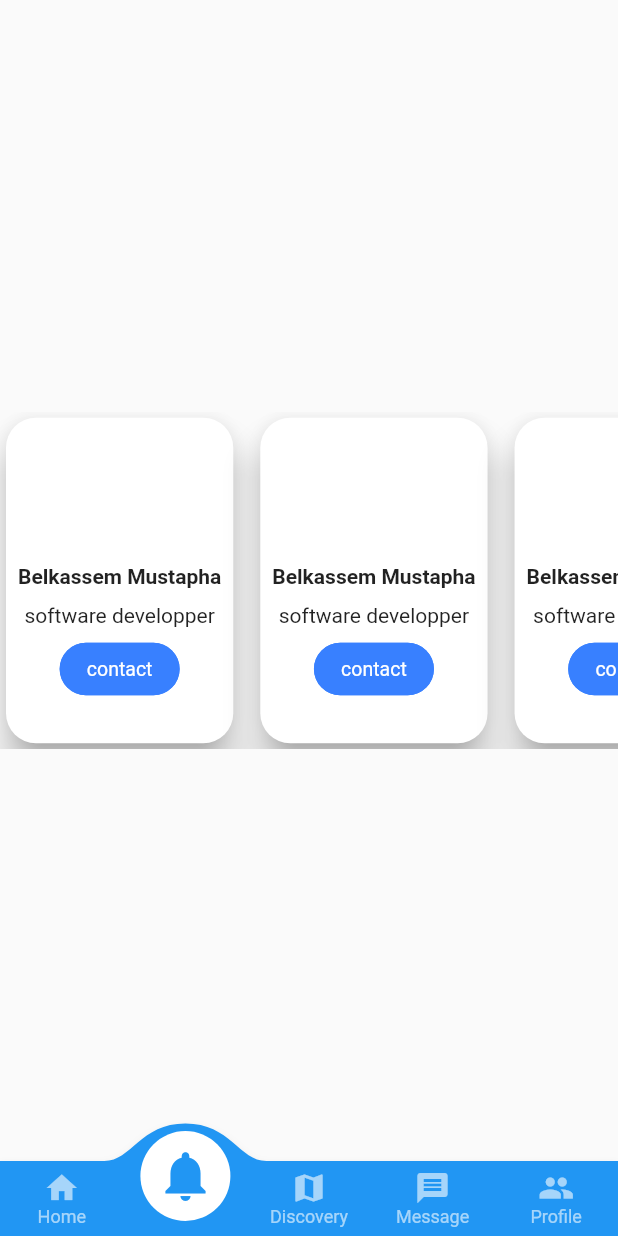
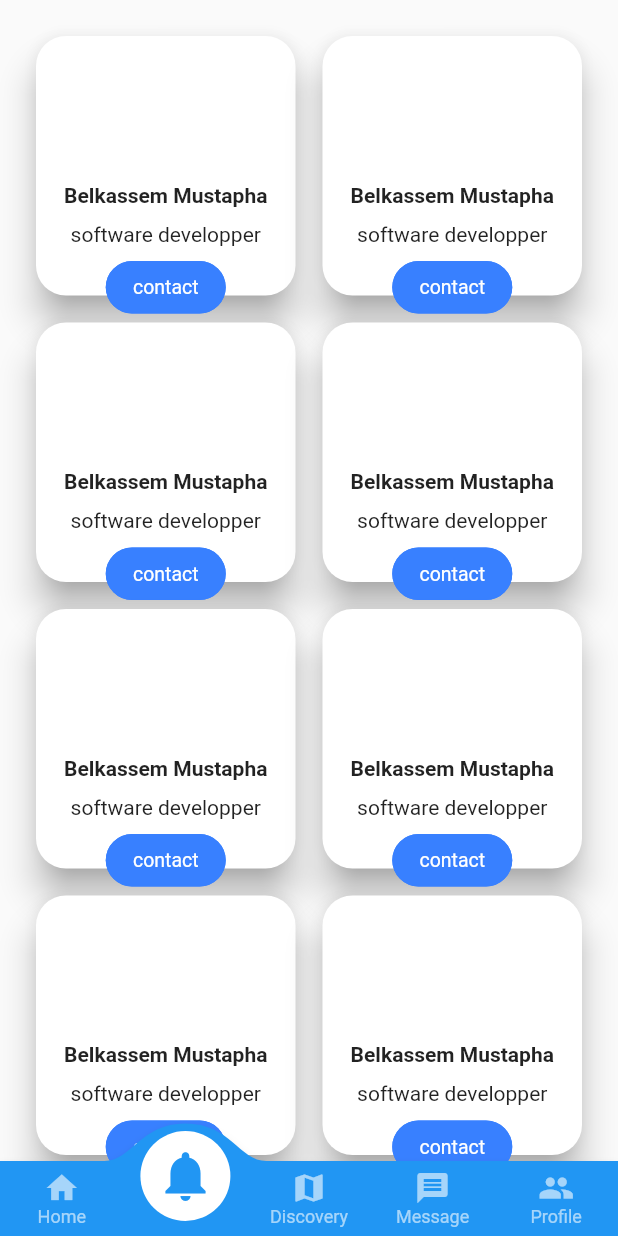
Before and after one commit to developython14/rightedu_mobile_version, a Flutter app: the screen it shows after launch, item 2 of the bottom bar chosen, on a phone screen of 412 x 824 dp. Run offline on Flutter 3.47's test engine with Material 2 defaults, Android fonts, the light colour scheme and no system bars; drawn by our look-alikes of convex_bottom_bar, getwidget; our stand-ins replace email_validator, file_picker, flutter_pw_validator, flutter_signin_button, flutter_spinkit, introduction_screen and 2 more; missing offline and left inert: dart:ffi; network calls fail.

Commit message:
work on ui experienece and user interface

```diff
--- a/lib/profile/pages/notification.dart
+++ b/lib/profile/pages/notification.dart
@@ -9,7 +9,6 @@ class notification extends StatefulWidget {
 }
 
 class _notificationState extends State<notification> {
-  List cards = [1, 1, 1, 1, 1, 1, 1, 1, 1, 1, 1, 1, 1, 1, 1, 1];
   Widget my = Card(
     elevation: 10,
     shape: RoundedRectangleBorder(
@@ -49,21 +48,14 @@ class _notificationState extends State<notification> {
   );
   @override
   Widget build(BuildContext context) {
+    List<Widget> data = [my, my, my, my, my, my, my, my, my, my];
     return Center(
-      child: Container(
-          height: 225,
-          child: ListView.separated(
-            scrollDirection: Axis.horizontal,
-            itemBuilder: (BuildContext context, int index) {
-              return my;
-            },
-            separatorBuilder: (BuildContext context, int index) {
-              return SizedBox(
-                width: 10,
-              );
-            },
-            itemCount: cards.length,
-          )),
+      child: GridView.count(
+          crossAxisCount: 2,
+          padding: const EdgeInsets.all(20),
+          crossAxisSpacing: 10,
+          mainAxisSpacing: 10,
+          children: data),
     );
   }
 }
```
